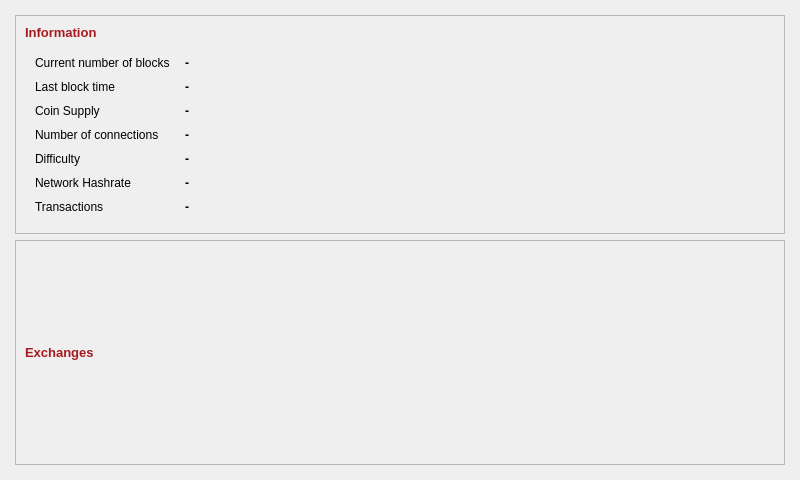
First picture: the form in src/qt/forms/infopage.ui, repository go140point6/casinocoin, before the edit.
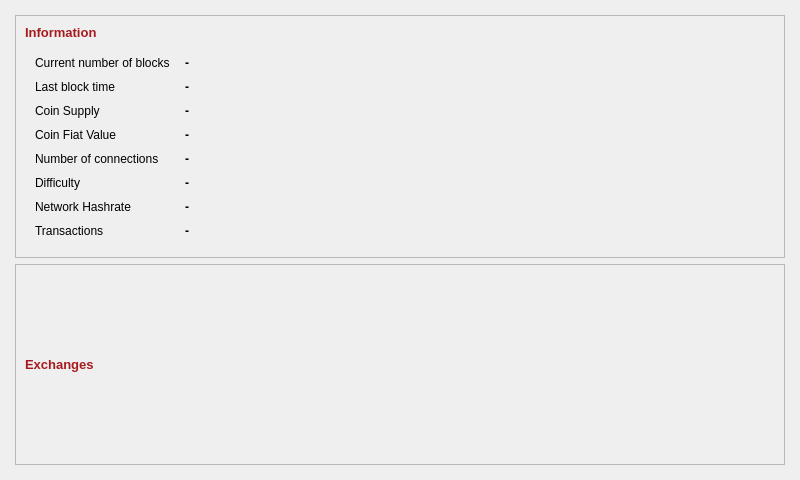
Second picture: the form after the edit.

```diff
--- a/src/qt/forms/infopage.ui
+++ b/src/qt/forms/infopage.ui
@@ -410,7 +410,7 @@
           </property>
          </widget>
         </item>
-        <item row="3" column="0">
+        <item row="4" column="0">
          <widget class="QLabel" name="lblConnections">
           <property name="styleSheet">
            <string notr="true"/>
@@ -423,7 +423,7 @@
           </property>
          </widget>
         </item>
-        <item row="3" column="1">
+        <item row="4" column="1">
          <widget class="QLabel" name="txtConnections">
           <property name="font">
            <font>
@@ -442,7 +442,7 @@
           </property>
          </widget>
         </item>
-        <item row="4" column="0">
+        <item row="5" column="0">
          <widget class="QLabel" name="lblDifficulty">
           <property name="styleSheet">
            <string notr="true"/>
@@ -455,7 +455,7 @@
           </property>
          </widget>
         </item>
-        <item row="4" column="1">
+        <item row="5" column="1">
          <widget class="QLabel" name="txtDifficulty">
           <property name="font">
            <font>
@@ -474,7 +474,7 @@
           </property>
          </widget>
         </item>
-        <item row="5" column="0">
+        <item row="6" column="0">
          <widget class="QLabel" name="lblHashRate">
           <property name="styleSheet">
            <string notr="true"/>
@@ -487,7 +487,7 @@
           </property>
          </widget>
         </item>
-        <item row="5" column="1">
+        <item row="6" column="1">
          <widget class="QLabel" name="txtHashRate">
           <property name="font">
            <font>
@@ -506,7 +506,7 @@
           </property>
          </widget>
         </item>
-        <item row="6" column="0">
+        <item row="7" column="0">
          <widget class="QLabel" name="lblTransactionCount">
           <property name="styleSheet">
            <string notr="true"/>
@@ -519,7 +519,7 @@
           </property>
          </widget>
         </item>
-        <item row="6" column="1">
+        <item row="7" column="1">
          <widget class="QLabel" name="txtTransactionCount">
           <property name="font">
            <font>
@@ -538,6 +538,26 @@
           </property>
          </widget>
         </item>
+        <item row="3" column="0">
+         <widget class="QLabel" name="lblCoinFiatValue">
+          <property name="text">
+           <string>Coin Fiat Value</string>
+          </property>
+         </widget>
+        </item>
+        <item row="3" column="1">
+         <widget class="QLabel" name="txtCoinFiatValue">
+          <property name="font">
+           <font>
+            <weight>75</weight>
+            <bold>true</bold>
+           </font>
+          </property>
+          <property name="text">
+           <string>-</string>
+          </property>
+         </widget>
+        </item>
        </layout>
       </item>
      </layout>
```
